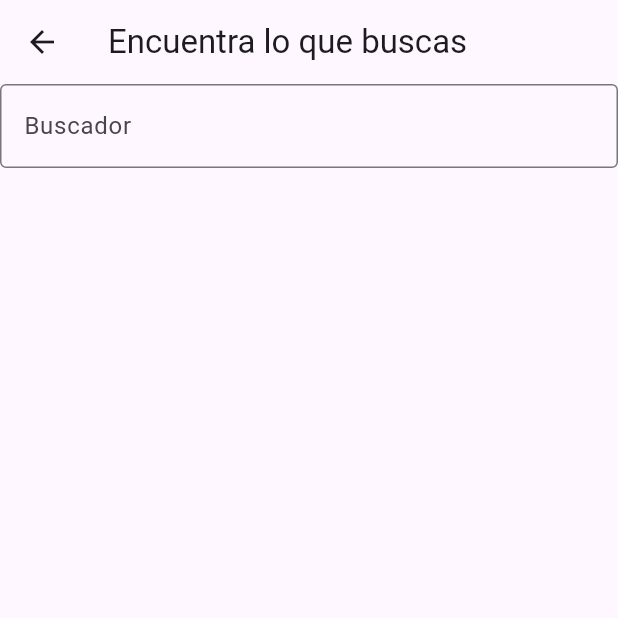
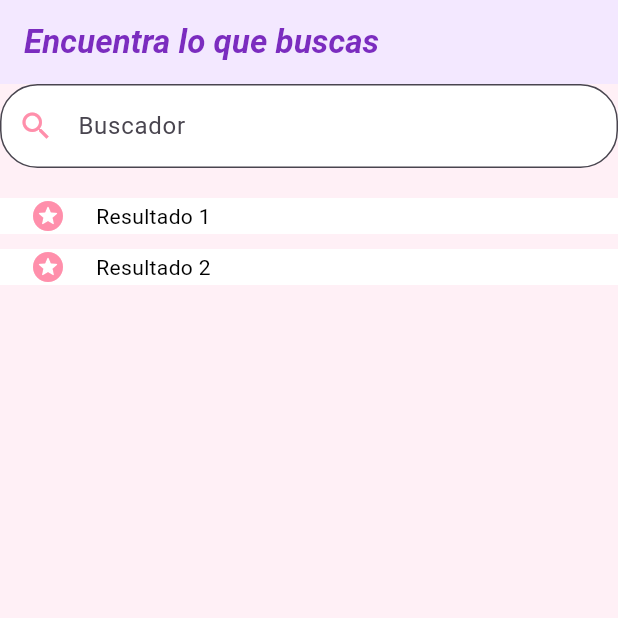
Before and after one commit to ggarper10/gemma_mouna_p1, a Flutter app: the Buscador screen opened directly, on a phone screen of 412 x 824 dp, the top half of it. Run offline on Flutter 3.47's test engine with Material 3 defaults, Android fonts, the phone set to English and light mode, and no system bars.

Commit message:
Buscador retocado y creación de resultados de búsqueda

```diff
--- a/lib/main.dart
+++ b/lib/main.dart
@@ -1,6 +1,6 @@
 import 'package:flutter/material.dart';
-//import 'views/list_view.dart';
-import 'views/main_view.dart';
+import 'views/list_view.dart';
+//import 'views/main_view.dart';
 
 	void main() => runApp(const MyApp());
 
@@ -11,6 +11,6 @@ class MyApp extends StatelessWidget {
   Widget build(BuildContext context) => const MaterialApp(
         title: 'P1 IPC',
         debugShowCheckedModeBanner: false,  // Oculta el banner que aparece en la esquina superior derecha
-        home: MainView(),
+        home: Buscador(),
       );
 }
--- a/lib/views/list_view.dart
+++ b/lib/views/list_view.dart
@@ -17,22 +17,91 @@ Widget build(BuildContext context) {
 
 import 'package:flutter/material.dart';
 
+//TÍTULO, BUSCADOR Y FONDO
 class Buscador extends StatelessWidget{
   const Buscador({super.key});
 
   @override
   Widget build(BuildContext context){
     return Scaffold(
-      appBar: AppBar( title: const Text('Encuentra lo que buscas')),
-      body: const SizedBox(
-        width: double.infinity,
-        child: TextField(
-          decoration:InputDecoration(
-            border: OutlineInputBorder(),
-            labelText: 'Buscador',
+      backgroundColor: const Color.fromARGB(255, 255, 240, 246),
+
+      //TÍTULO
+      appBar: AppBar(
+        backgroundColor: const Color.fromARGB(255, 243, 232, 255),
+        title: const Text(
+          'Encuentra lo que buscas',
+          style: const TextStyle(
+            fontWeight: FontWeight.bold,
+            fontStyle: FontStyle.italic,
+            color: Color.fromARGB(255, 123, 44, 191)
           )
         )
+      ),
+
+      //BUSCADOR
+      body: Column(
+        children:[
+          const SizedBox(width: double.infinity),
+          TextField(
+            decoration: InputDecoration(
+              filled: true,
+              fillColor: Colors.white,
+              border: OutlineInputBorder(
+                borderRadius: BorderRadius.circular(25.0),
+              ),
+              labelText: 'Buscador',
+
+              //ICONO
+              prefixIcon: const Icon(
+                Icons.search,
+                color: Color.fromARGB(255, 255, 143, 171),
+              )
+            )
+          ),
+
+          const SizedBox(height: 20), //Separador
+
+          const Contenido(texto: 'Resultado 1'),
+          const SizedBox(height: 10), //Separador
+          const Contenido(texto: 'Resultado 2'),
+        ]
       )
     );
   }
 }
+
+
+//CONTENIDO DEBAJO DEL BUSCADOR
+class Contenido extends StatelessWidget{
+  final String texto;
+  const Contenido({super.key, required this.texto});
+
+  @override
+  Widget build (BuildContext context){
+    return Container(
+      color: Colors.white,
+
+      child: Row(
+        children: [
+          const SizedBox(width: 20), //Separador
+          //ICONO DE ESTRELLA
+          const Icon(
+            Icons.stars_rounded,
+            color: Color.fromARGB(255, 255, 143, 171),
+          ),
+
+          const SizedBox(width: 20),//Separador
+
+          //TEXTO MOSTRADO EN PANTALLA
+          Text(
+            texto,
+            style: const TextStyle(
+              color: Colors.black
+            )
+          )
+        ]
+      )
+    );
+  }
+}
```
